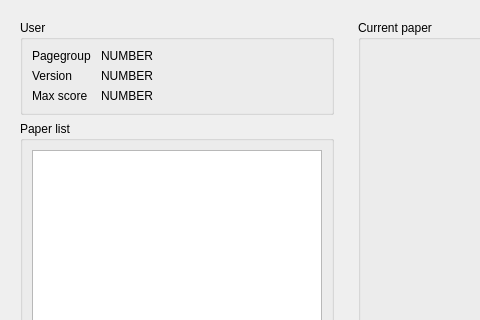
First picture: the form in qtCreatorFiles/ui_marker.ui, repository plomgrading/plom, before the edit; both pictures show x 0 to 480 and y 0 to 320 of the 1024 by 768 pixel window.
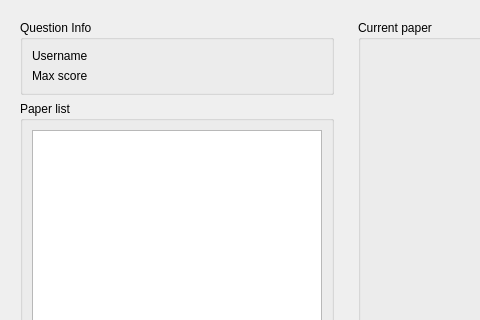
Second picture: the form after the edit. Custom widgets are drawn as their Qt base class.

Commit message:
Marker: remove one label at top
Related to #528.

Patch:
```diff
--- a/qtCreatorFiles/ui_marker.ui
+++ b/qtCreatorFiles/ui_marker.ui
@@ -32,48 +32,34 @@
       <item>
        <widget class="QGroupBox" name="userBox">
         <property name="title">
-         <string>User</string>
+         <string>Question Info</string>
         </property>
         <layout class="QFormLayout" name="formLayout_2">
          <item row="0" column="0">
           <widget class="QLabel" name="label_2">
            <property name="text">
-            <string>Pagegroup </string>
+            <string>Username </string>
            </property>
           </widget>
          </item>
          <item row="0" column="1">
           <widget class="QLabel" name="pgLabel">
            <property name="text">
-            <string>NUMBER</string>
+            <string notr="true">&lt;username&gt;</string>
            </property>
           </widget>
          </item>
          <item row="1" column="0">
-          <widget class="QLabel" name="label_3">
-           <property name="text">
-            <string>Version</string>
-           </property>
-          </widget>
-         </item>
-         <item row="1" column="1">
-          <widget class="QLabel" name="vLabel">
-           <property name="text">
-            <string>NUMBER</string>
-           </property>
-          </widget>
-         </item>
-         <item row="2" column="0">
           <widget class="QLabel" name="label_5">
            <property name="text">
             <string>Max score</string>
            </property>
           </widget>
          </item>
-         <item row="2" column="1">
-          <widget class="QLabel" name="scoreLabel">
+         <item row="1" column="1">
+          <widget class="QLabel" name="maxscoreLabel">
            <property name="text">
-            <string>NUMBER</string>
+            <string notr="true">&lt;number&gt;</string>
            </property>
           </widget>
          </item>
```
Left out of the diff: 6 changed lines with no effect on the pictures. The commit also changes 2 other files.
